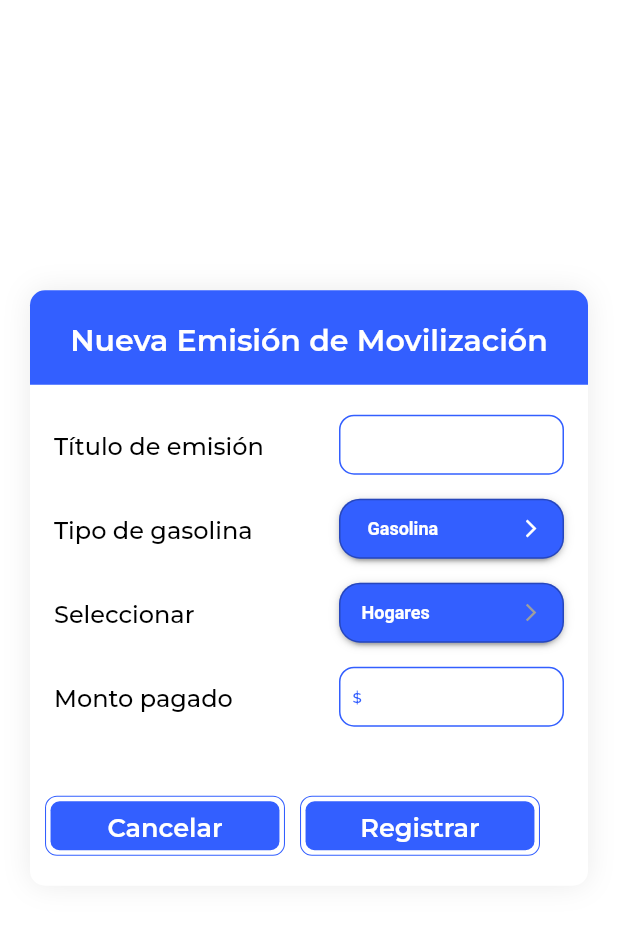
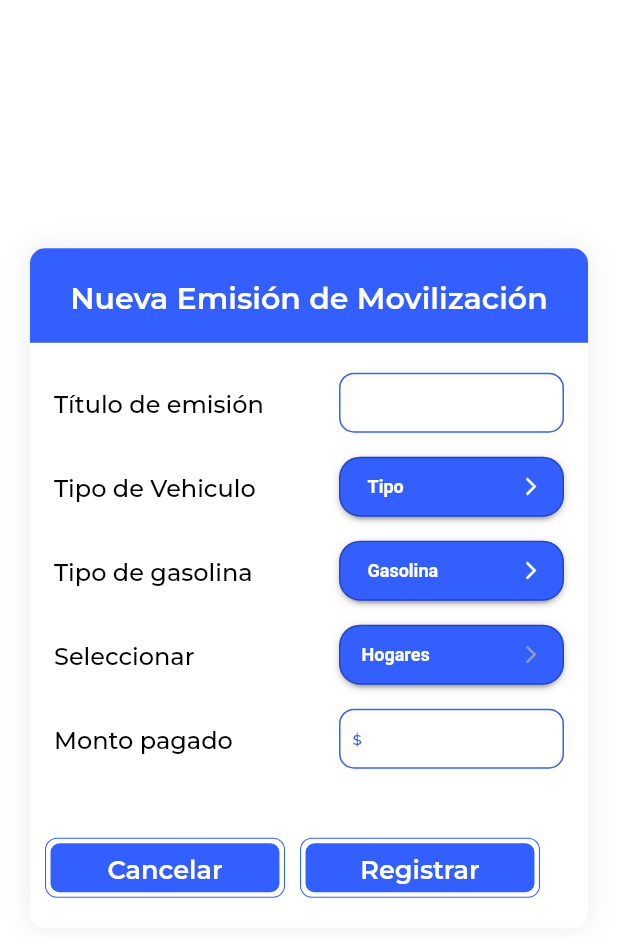
Before and after one commit to lmirandam07/greenhouse_app, a Flutter app: the ReIssueDialogTransport widget shown alone on an empty page, opened directly, after a tap on "Registrar", on a phone screen of 412 x 824 dp. Shown: the top 937 px of the screen. Run offline on Flutter 3.47's test engine with Material 2 defaults, Android fonts, the phone set to English and light mode, and no system bars; drawn by our look-alikes of dropdown_button2, flutter_bounceable; our stand-ins replace cached_network_image, cloud_firestore, firebase_auth, firebase_core, firebase_messaging, firebase_storage and 12 more; missing offline and left inert: dart:ffi, google_maps_place_picker_mb; accounts and stored records are empty; network calls fail; project files that could hold a hidden picture were left out.

Commit message:
Ajustando medidas de factores de emsion

```diff
--- /dev/null
+++ b/green_house/lib/screens/dialogs/components/dropdown_transportType_menu.dart
@@ -0,0 +1,105 @@
+import 'package:dropdown_button2/dropdown_button2.dart';
+import 'package:flutter/material.dart';
+import 'package:green_house/constants/exports.dart';
+
+class DropdownTransportTypeMenu extends StatefulWidget {
+  final Function(String?) onChanged;
+  final Color dropdownColor;
+  DropdownTransportTypeMenu(this.onChanged,
+      [this.dropdownColor = AppColors.primaryColor]);
+
+  @override
+  State<DropdownTransportTypeMenu> createState() =>
+      DropdownTransportTypeMenuState();
+}
+
+class DropdownTransportTypeMenuState extends State<DropdownTransportTypeMenu> {
+  final List<String> items = [
+    'Vans,Camiones,SUVs',
+    'Carro',
+    'Motocicleta',
+  ];
+  String? selectedValue;
+
+  @override
+  Widget build(BuildContext context) {
+    return Scaffold(
+      body: Center(
+        child: DropdownButtonHideUnderline(
+          child: DropdownButton2(
+            isExpanded: true,
+            hint: Row(
+              children: const [
+                SizedBox(
+                  width: 4,
+                ),
+                Expanded(
+                  child: Text(
+                    'Tipo',
+                    style: TextStyle(
+                      fontSize: 12,
+                      fontWeight: FontWeight.bold,
+                      color: Colors.white,
+                    ),
+                    overflow: TextOverflow.ellipsis,
+                  ),
+                ),
+              ],
+            ),
+            items: items
+                .map((item) => DropdownMenuItem<String>(
+                      value: item,
+                      child: Text(
+                        item,
+                        style: const TextStyle(
+                          fontSize: 12,
+                          fontWeight: FontWeight.bold,
+                          color: Colors.white,
+                        ),
+                        overflow: TextOverflow.ellipsis,
+                      ),
+                    ))
+                .toList(),
+            value: selectedValue,
+            onChanged: (value) {
+              setState(() {
+                selectedValue = value as String;
+              });
+            },
+            icon: const Icon(
+              Icons.arrow_forward_ios_outlined,
+            ),
+            iconSize: 14,
+            iconEnabledColor: Colors.white,
+            iconDisabledColor: Colors.grey,
+            buttonHeight: 150,
+            buttonWidth: 200,
+            buttonPadding: const EdgeInsets.only(left: 14, right: 14),
+            buttonDecoration: BoxDecoration(
+              borderRadius: BorderRadius.circular(14),
+              border: Border.all(
+                color: Colors.black26,
+              ),
+              color: widget.dropdownColor,
+            ),
+            buttonElevation: 2,
+            itemHeight: 40,
+            itemPadding: const EdgeInsets.only(left: 14, right: 14),
+            dropdownMaxHeight: 200,
+            dropdownWidth: 180,
+            dropdownPadding: null,
+            dropdownDecoration: BoxDecoration(
+              borderRadius: BorderRadius.circular(14),
+              color: widget.dropdownColor,
+            ),
+            dropdownElevation: 8,
+            scrollbarRadius: const Radius.circular(40),
+            scrollbarThickness: 6,
+            scrollbarAlwaysShow: true,
+            offset: const Offset(-20, 0),
+          ),
+        ),
+      ),
+    );
+  }
+}
--- a/green_house/lib/screens/dialogs/controller/emission_controller.dart
+++ b/green_house/lib/screens/dialogs/controller/emission_controller.dart
@@ -14,6 +14,7 @@ class EmissionController extends GetxController {
   TextEditingController valueController = TextEditingController();
   TextEditingController homeController = TextEditingController();
   TextEditingController transportTypeController = TextEditingController();
+  TextEditingController fuelTypeController = TextEditingController();
   TextEditingController gasSizeController = TextEditingController();
   TextEditingController bagSizeController = TextEditingController();
 
@@ -26,6 +27,7 @@ class EmissionController extends GetxController {
     double co2_value = 0.0;
     // Power multipliers
     double kwh_value = 0.0;
+    double fuel_value = 0.0;
 
     // Transport multipliers
     double time_value = 0.0;
@@ -33,13 +35,33 @@ class EmissionController extends GetxController {
     double value = double.parse(valueController.text);
     String home = homeController.text;
     String transport_type = transportTypeController.text;
+    String fuel_type = fuelTypeController.text;
 
     if (type == 'power') {
       kwh_value = value * 0.17;
       co2_value = kwh_value * 0.182;
       co2_value = double.parse(co2_value.toStringAsFixed(2));
     } else if (type == 'transport') {
-      co2_value = value / 3.25;
+      if ((fuel_type == '91 octanos' || fuel_type == '95 octanos') &&
+          transport_type == 'Vans,Camiones,SUVs') {
+        fuel_value = value / 3.25;
+        co2_value = fuel_value * 8.792;
+      } else if ((fuel_type == 'Diesel') &&
+          transport_type == 'Vans,Camiones,SUVs') {
+        fuel_value = value / 3.25;
+        co2_value = fuel_value * 10.315;
+      } else if ((fuel_type == 'Diesel') && transport_type == 'Carro') {
+        fuel_value = value / 3.25;
+        co2_value = fuel_value * 10.344;
+      } else if ((fuel_type == '91 octanos' || fuel_type == '95 octanos') &&
+          transport_type == 'Carro') {
+        fuel_value = value / 3.25;
+        co2_value = fuel_value * 8.798;
+      } else if ((fuel_type == '91 octanos' || fuel_type == '95 octanos') &&
+          transport_type == 'Motocicleta') {
+        fuel_value = value / 3.25;
+        co2_value = fuel_value * 8.900;
+      }
       co2_value = double.parse(co2_value.toStringAsFixed(2));
     } else if (type == 'gas') {
       int gasSize = int.parse(gasSizeController.text);
--- a/green_house/lib/screens/dialogs/emission_transport_dialog.dart
+++ b/green_house/lib/screens/dialogs/emission_transport_dialog.dart
@@ -5,6 +5,7 @@ import 'package:green_house/screens/dialogs/components/dropdown_menu.dart';
 import 'package:green_house/widgets/custom_button_emission.dart';
 
 import '../../constants/exports.dart';
+import 'components/dropdown_transportType_menu.dart';
 import 'controller/emission_controller.dart';
 
 class ReIssueDialogTransport extends StatelessWidget {
@@ -97,6 +98,34 @@ class ReIssueDialogTransport extends StatelessWidget {
                     ],
                   ),
                 ),
+                Padding(
+                  padding: const EdgeInsets.only(
+                      left: 16.0, right: 16.0, bottom: 16.0),
+                  child: Row(
+                    crossAxisAlignment: CrossAxisAlignment.center,
+                    children: [
+                      Expanded(
+                        child: Text(
+                          'Tipo de Vehiculo',
+                          style: montserratRegular.copyWith(
+                            fontSize: 16.0,
+                            color: AppColors.blackColor,
+                          ),
+                        ),
+                      ),
+                      Container(
+                        height: 40.0,
+                        width: 150,
+                        child: DropdownTransportTypeMenu((value) {
+                          String _itemSelected;
+                          _itemSelected = value as String;
+                          emissionController.transportTypeController.text =
+                              _itemSelected;
+                        }, AppColors.blueColor),
+                      ),
+                    ],
+                  ),
+                ),
 
                 Padding(
                   padding: const EdgeInsets.only(
@@ -119,7 +148,7 @@ class ReIssueDialogTransport extends StatelessWidget {
                         child: DropdownFuelTypeMenu((value) {
                           String _itemSelected;
                           _itemSelected = value as String;
-                          emissionController.transportTypeController.text =
+                          emissionController.fuelTypeController.text =
                               _itemSelected;
                         }, AppColors.blueColor),
                       ),
```
Also changed, not shown: 1 other file.
